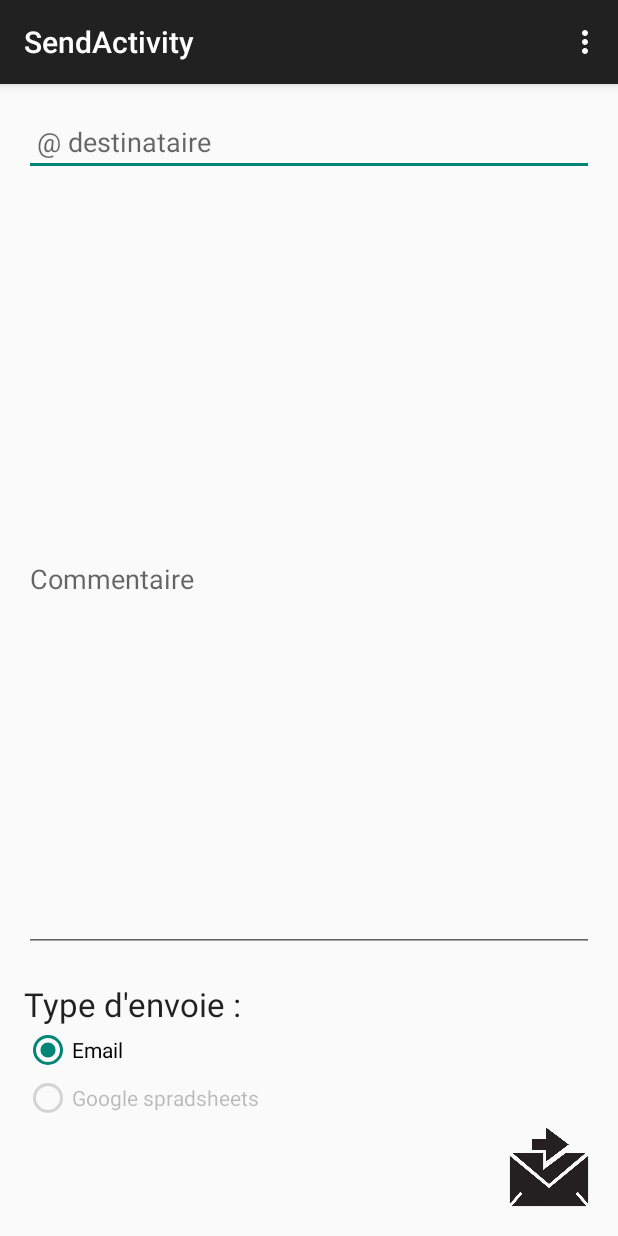
After one commit to fabien-fac/ProjetAndroid, an Android app: the SendActivity screen opened directly, with no data from a screen before it, on a phone screen of 412 x 824 dp. The commit adds this screen. Run offline under Robolectric (Android 15) with nearby library versions, the phone set to English and light mode, and no system bars.

Commit message:
send email

```diff
--- a/src/main/AndroidManifest.xml
+++ b/src/main/AndroidManifest.xml
@@ -24,6 +24,10 @@
             android:name=".PictureActivity"
             android:label="@string/title_activity_picture" >
         </activity>
+        <activity
+            android:name=".fragments.SendActivity"
+            android:label="@string/title_activity_send" >
+        </activity>
     </application>
 
 </manifest>
--- a/src/main/java/projet/m2dl/com/projetandroid/classes/Picture.java
+++ b/src/main/java/projet/m2dl/com/projetandroid/classes/Picture.java
@@ -10,9 +10,9 @@ import java.util.Date;
 public class Picture {
 
     private Bitmap picture;
-    private double latitude;
-    private double longitude;
-    private double altitude;
+    private double latitude = 0.0;
+    private double longitude = 0.0;
+    private double altitude = 0.0;
     private Date date;
     private String user;
     private float pointInteret_x;
@@ -20,9 +20,14 @@ public class Picture {
     private int pointInteret_hight;
     private int pointInteret_weight;
     private String commentaire;
+    private String destinataire;
 
     public Picture(Bitmap picture) {
         this.picture = picture;
+    }
+
+    public Picture() {
+
     }
 
     public double getLatitude() {
@@ -112,4 +117,12 @@ public class Picture {
     public void setPointInteret_y(float pointInteret_y) {
         this.pointInteret_y = pointInteret_y;
     }
+
+    public String getDestinataire() {
+        return destinataire;
+    }
+
+    public void setDestinataire(String destinataire) {
+        this.destinataire = destinataire;
+    }
 }
--- /dev/null
+++ b/src/main/java/projet/m2dl/com/projetandroid/fragments/SendActivity.java
@@ -0,0 +1,90 @@
+package projet.m2dl.com.projetandroid.fragments;
+
+import android.content.Intent;
+import android.graphics.Bitmap;
+import android.support.v7.app.ActionBarActivity;
+import android.os.Bundle;
+import android.view.Menu;
+import android.view.MenuItem;
+import android.view.View;
+import android.widget.EditText;
+import android.widget.RadioButton;
+
+import projet.m2dl.com.projetandroid.R;
+import projet.m2dl.com.projetandroid.classes.Picture;
+
+public class SendActivity extends ActionBarActivity {
+
+    private EditText emailText;
+    private EditText commentaireText;
+    private Picture picture;
+    private RadioButton radioButtonEmail;
+
+    @Override
+    protected void onCreate(Bundle savedInstanceState) {
+        super.onCreate(savedInstanceState);
+        setContentView(R.layout.activity_send);
+
+        emailText = (EditText) findViewById(R.id.et_email);
+        commentaireText = (EditText) findViewById(R.id.et_commentaire);
+        radioButtonEmail = (RadioButton) findViewById(R.id.radioButtonEmail);
+    }
+
+
+    @Override
+    public boolean onCreateOptionsMenu(Menu menu) {
+        // Inflate the menu; this adds items to the action bar if it is present.
+        getMenuInflater().inflate(R.menu.menu_send, menu);
+        return true;
+    }
+
+    @Override
+    public boolean onOptionsItemSelected(MenuItem item) {
+        // Handle action bar item clicks here. The action bar will
+        // automatically handle clicks on the Home/Up button, so long
+        // as you specify a parent activity in AndroidManifest.xml.
+        int id = item.getItemId();
+
+        //noinspection SimplifiableIfStatement
+        if (id == R.id.action_settings) {
+            return true;
+        }
+
+        return super.onOptionsItemSelected(item);
+    }
+
+    public void send(View view){
+
+        // TODO : récuperer la picture de l'activity précédente
+        picture = new Picture();
+
+        String emailDestinaire = emailText.getText().toString();
+        String commentaire = commentaireText.getText().toString();
+
+        picture.setDestinataire(emailDestinaire);
+        picture.setCommentaire(commentaire);
+
+        if(radioButtonEmail.isChecked()){
+            sendPictureByEmail(picture);
+        }
+    }
+
+    public void sendPictureByEmail(Picture _picture){
+
+        String subject = "Picture";
+        String message = String.valueOf(picture.getLatitude());
+        //String toCc = "email de destinataire en CC";
+        //String toCci = "email de destinataire en CCi";
+        Intent email = new Intent(Intent.ACTION_SEND);
+        email.putExtra(Intent.EXTRA_EMAIL, new String[]{ picture.getDestinataire()});
+        //email.putExtra(Intent.EXTRA_CC, new String[]{ toCc});
+        //email.putExtra(Intent.EXTRA_BCC, new String[]{toCci});
+        //email.putExtra(Intent.EXTRA_STREAM, "file:///sdcard/file.pdf");
+        email.putExtra(Intent.EXTRA_SUBJECT, subject);
+        email.putExtra(Intent.EXTRA_TEXT, message);
+
+        email.setType("message/rfc822");
+
+        startActivity(Intent.createChooser(email, "Choisissez un client de messagerie:"));
+    }
+}
--- /dev/null
+++ b/src/main/res/layout/activity_send.xml
@@ -0,0 +1,92 @@
+<RelativeLayout xmlns:android="http://schemas.android.com/apk/res/android"
+    xmlns:tools="http://schemas.android.com/tools" android:layout_width="match_parent"
+    android:layout_height="match_parent" android:paddingLeft="@dimen/activity_horizontal_margin"
+    android:paddingRight="@dimen/activity_horizontal_margin"
+    android:paddingTop="@dimen/activity_vertical_margin"
+    android:paddingBottom="@dimen/activity_vertical_margin"
+    tools:context="projet.m2dl.com.projetandroid.fragments.SendActivity">
+
+    <EditText
+        android:layout_width="wrap_content"
+        android:layout_height="wrap_content"
+        android:inputType="textEmailAddress"
+        android:id="@+id/et_email"
+        android:ems="10"
+        android:layout_alignParentTop="true"
+        android:layout_alignParentLeft="true"
+        android:layout_alignParentStart="true"
+        android:layout_alignParentRight="true"
+        android:layout_alignParentEnd="true"
+        android:hint=" @ destinataire"/>
+
+    <EditText
+        android:layout_width="wrap_content"
+        android:layout_height="wrap_content"
+        android:inputType="textMultiLine"
+        android:ems="10"
+        android:id="@+id/et_commentaire"
+        android:layout_below="@+id/et_email"
+        android:layout_alignParentRight="true"
+        android:layout_alignParentEnd="true"
+        android:layout_marginTop="20dp"
+        android:layout_alignParentLeft="true"
+        android:layout_alignParentStart="true"
+        android:lines="5"
+        android:hint="Commentaire"
+        android:layout_above="@+id/textView2"
+        android:layout_marginBottom="20dp"/>
+
+    <ImageButton
+        android:layout_width="60dp"
+        android:layout_height="60dp"
+        android:id="@+id/imageButton2"
+        android:layout_alignParentBottom="true"
+        android:layout_alignParentRight="true"
+        android:layout_alignParentEnd="true"
+        android:src="@drawable/email_send"
+        android:scaleType="fitXY"
+        android:background="@android:color/transparent"
+        android:onClick="send"
+        />
+
+    <RadioGroup
+        android:id="@+id/radioTypeEnvoie"
+        android:layout_width="wrap_content"
+        android:layout_height="wrap_content"
+        android:layout_above="@+id/imageButton2"
+        android:layout_alignParentLeft="true"
+        android:layout_alignParentStart="true">
+
+        <RadioButton
+            android:layout_width="wrap_content"
+            android:layout_height="wrap_content"
+            android:text="Email"
+            android:id="@+id/radioButtonEmail"
+            android:layout_above="@+id/imageButton2"
+            android:layout_alignParentLeft="true"
+            android:layout_alignParentStart="true"
+            android:checked="true"
+            />
+
+        <RadioButton
+            android:layout_width="wrap_content"
+            android:layout_height="wrap_content"
+            android:text="Google spradsheets"
+            android:id="@+id/radioButtonGoogle"
+            android:layout_above="@+id/radioButton"
+            android:enabled="false"
+         />
+
+    </RadioGroup>
+
+    <TextView
+        android:layout_width="wrap_content"
+        android:layout_height="wrap_content"
+        android:textAppearance="?android:attr/textAppearanceLarge"
+        android:text="Type d'envoie :"
+        android:id="@+id/textView2"
+        android:layout_above="@+id/radioTypeEnvoie"
+        android:layout_alignParentLeft="true"
+        android:layout_alignParentStart="true" />
+
+</RelativeLayout>
--- /dev/null
+++ b/src/main/res/menu/menu_send.xml
@@ -0,0 +1,7 @@
+<menu xmlns:android="http://schemas.android.com/apk/res/android"
+    xmlns:app="http://schemas.android.com/apk/res-auto"
+    xmlns:tools="http://schemas.android.com/tools"
+    tools:context="projet.m2dl.com.projetandroid.fragments.SendActivity">
+    <item android:id="@+id/action_settings" android:title="@string/action_settings"
+        android:orderInCategory="100" app:showAsAction="never" />
+</menu>
--- a/src/main/res/values/strings.xml
+++ b/src/main/res/values/strings.xml
@@ -9,5 +9,6 @@
     <string name="action_settings">Settings</string>
     <string name="hello_blank_fragment">Hello blank fragment</string>
     <string name="title_activity_picture">PictureActivity</string>
+    <string name="title_activity_send">SendActivity</string>
 
 </resources>
```
Also changed, not shown: src/main/res/drawable/email_send.png (added).
